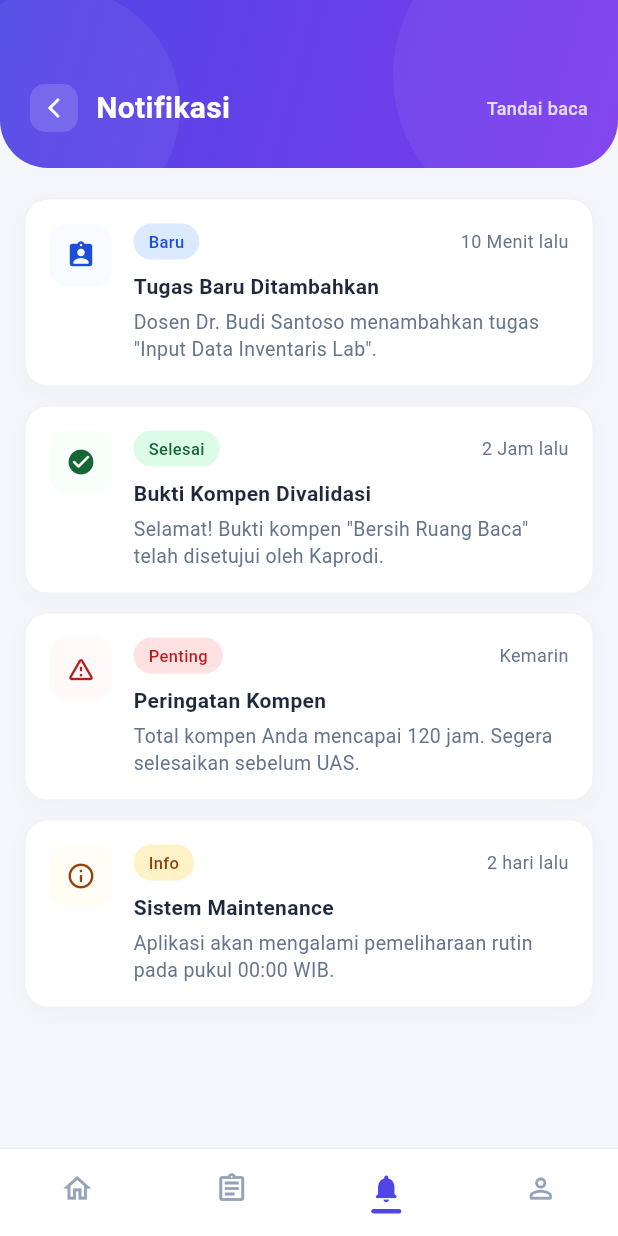
After one commit to ilhansa/pm-kompenify, a Flutter app: the NotificationPage screen opened directly, on a phone screen of 412 x 824 dp. The commit adds this screen. Run offline on Flutter 3.47's test engine with Material 3 defaults, Android fonts, the phone set to English and light mode, and no system bars.

Commit message:
menambah halaman notifikasi

```diff
--- a/prototypekompenify/lib/dashboard_mahasiswa.dart
+++ b/prototypekompenify/lib/dashboard_mahasiswa.dart
@@ -88,6 +88,7 @@ class DashboardMahasiswaPage extends StatelessWidget {
       bottomNavigationBar: AppBottomNav(
         currentIndex: 0,
         onTap: (i) {
+          if (i == 2) Navigator.pushNamed(context, '/notifications');
           if (i == 3) Navigator.pushNamed(context, '/profile');
         },
       ),
@@ -252,6 +253,7 @@ class DashboardMahasiswaPage extends StatelessWidget {
           label: "Notif",
           iconBg: AppColors.menuAmberBg,
           iconFg: AppColors.menuAmberFg,
+          onTap: () => Navigator.pushNamed(context, '/notifications'),
         ),
         const SizedBox(width: 10),
         _MenuItem(
--- a/prototypekompenify/lib/main.dart
+++ b/prototypekompenify/lib/main.dart
@@ -4,6 +4,7 @@ import 'splash_screen.dart';
 import 'login.dart';
 import 'dashboard_mahasiswa.dart';
 import 'profile.dart';
+import 'notification_page.dart';
 
 void main() {
   WidgetsFlutterBinding.ensureInitialized();
@@ -25,7 +26,6 @@ class MyApp extends StatelessWidget {
       title: 'Kompenify',
       debugShowCheckedModeBanner: false,
       theme: ThemeData(
-        // Seed dari indigo biar konsisten sama design system
         colorScheme: ColorScheme.fromSeed(
           seedColor: const Color(0xFF4F46E5),
           brightness: Brightness.light,
@@ -39,26 +39,23 @@ class MyApp extends StatelessWidget {
         ),
       ),
       initialRoute: '/',
-      routes: {
-        '/': (ctx) => const SplashScreen(),
-        '/login': (ctx) => const LoginPage(),
-        '/dashboard': (ctx) => const DashboardMahasiswaPage(),
-        '/profile': (ctx) => const ProfilePage(),
-      },
-      // Animasi transisi antar halaman yang smooth
       onGenerateRoute: (settings) {
-        final routes = {
+        final Map<String, Widget> routes = {
           '/': const SplashScreen(),
           '/login': const LoginPage(),
           '/dashboard': const DashboardMahasiswaPage(),
           '/profile': const ProfilePage(),
+          '/notifications': const NotificationPage(),
         };
-        final page = routes[settings.name];
+
+        final Widget? page = routes[settings.name];
+
         if (page == null) return null;
+
         return PageRouteBuilder(
           settings: settings,
-          pageBuilder: (_, __, ___) => page,
-          transitionsBuilder: (_, anim, __, child) {
+          pageBuilder: (context, animation, secondaryAnimation) => page,
+          transitionsBuilder: (context, anim, secondaryAnimation, child) {
             return FadeTransition(
               opacity: CurvedAnimation(parent: anim, curve: Curves.easeInOut),
               child: child,
--- /dev/null
+++ b/prototypekompenify/lib/notification_page.dart
@@ -0,0 +1,210 @@
+import 'package:flutter/material.dart';
+import 'app_theme.dart';
+
+class NotificationPage extends StatelessWidget {
+  const NotificationPage({super.key});
+
+  // Data dummy untuk notifikasi
+  static const _notifications = [
+    (
+      'Tugas Baru Ditambahkan',
+      'Dosen Dr. Budi Santoso menambahkan tugas "Input Data Inventaris Lab".',
+      'Baru',
+      '10 Menit lalu',
+      Icons.assignment_ind_rounded,
+      AppColors.blueBg,
+      AppColors.blueText,
+    ),
+    (
+      'Bukti Kompen Divalidasi',
+      'Selamat! Bukti kompen "Bersih Ruang Baca" telah disetujui oleh Kaprodi.',
+      'Selesai',
+      '2 Jam lalu',
+      Icons.check_circle_rounded,
+      AppColors.greenBg,
+      AppColors.greenText,
+    ),
+    (
+      'Peringatan Kompen',
+      'Total kompen Anda mencapai 120 jam. Segera selesaikan sebelum UAS.',
+      'Penting',
+      'Kemarin',
+      Icons.warning_amber_rounded,
+      AppColors.redBg,
+      AppColors.redText,
+    ),
+    (
+      'Sistem Maintenance',
+      'Aplikasi akan mengalami pemeliharaan rutin pada pukul 00:00 WIB.',
+      'Info',
+      '2 hari lalu',
+      Icons.info_outline_rounded,
+      AppColors.yellowBg,
+      AppColors.yellowText,
+    ),
+  ];
+
+  @override
+  Widget build(BuildContext context) {
+    return Scaffold(
+      backgroundColor: AppColors.bgPage,
+      body: Column(
+        children: [
+          _buildHeader(context),
+          Expanded(
+            child: ListView.builder(
+              padding: const EdgeInsets.symmetric(horizontal: 16, vertical: 20),
+              itemCount: _notifications.length,
+              itemBuilder: (context, index) {
+                final n = _notifications[index];
+                return _NotificationCard(
+                  title: n.$1,
+                  desc: n.$2,
+                  tag: n.$3,
+                  time: n.$4,
+                  icon: n.$5,
+                  tagBg: n.$6,
+                  tagFg: n.$7,
+                );
+              },
+            ),
+          ),
+        ],
+      ),
+      bottomNavigationBar: AppBottomNav(
+        currentIndex: 2, // Index Notif
+        onTap: (i) {
+          if (i == 0) Navigator.pushReplacementNamed(context, '/dashboard');
+          if (i == 3) Navigator.pushReplacementNamed(context, '/profile');
+        },
+      ),
+    );
+  }
+
+  Widget _buildHeader(BuildContext context) {
+    return GradientHeader(
+      bottomPadding: 24,
+      child: Column(
+        children: [
+          Row(
+            mainAxisAlignment: MainAxisAlignment.spaceBetween,
+            children: [
+              Row(
+                children: [
+                  GestureDetector(
+                    onTap: () => Navigator.pop(context),
+                    child: Container(
+                      padding: const EdgeInsets.all(8),
+                      decoration: BoxDecoration(
+                        color: Colors.white.withOpacity(0.15),
+                        borderRadius: BorderRadius.circular(10),
+                      ),
+                      child: const Icon(
+                        Icons.arrow_back_ios_new_rounded,
+                        color: Colors.white,
+                        size: 16,
+                      ),
+                    ),
+                  ),
+                  const SizedBox(width: 12),
+                  const Text(
+                    "Notifikasi",
+                    style: TextStyle(
+                      color: Colors.white,
+                      fontSize: 20,
+                      fontWeight: FontWeight.w700,
+                    ),
+                  ),
+                ],
+              ),
+              Text(
+                "Tandai baca",
+                style: TextStyle(
+                  color: Colors.white.withOpacity(0.8),
+                  fontSize: 12,
+                  fontWeight: FontWeight.w500,
+                ),
+              ),
+            ],
+          ),
+        ],
+      ),
+    );
+  }
+}
+
+class _NotificationCard extends StatelessWidget {
+  final String title, desc, tag, time;
+  final IconData icon;
+  final Color tagBg, tagFg;
+
+  const _NotificationCard({
+    required this.title,
+    required this.desc,
+    required this.tag,
+    required this.time,
+    required this.icon,
+    required this.tagBg,
+    required this.tagFg,
+  });
+
+  @override
+  Widget build(BuildContext context) {
+    return Container(
+      margin: const EdgeInsets.only(bottom: 12),
+      padding: const EdgeInsets.all(16),
+      decoration: BoxDecoration(
+        color: Colors.white,
+        borderRadius: BorderRadius.circular(AppRadius.md),
+        border: Border.all(color: Colors.black.withOpacity(0.05)),
+        boxShadow: [
+          BoxShadow(
+            color: Colors.black.withOpacity(0.02),
+            blurRadius: 10,
+            offset: const Offset(0, 4),
+          ),
+        ],
+      ),
+      child: Row(
+        crossAxisAlignment: CrossAxisAlignment.start,
+        children: [
+          Container(
+            width: 42,
+            height: 42,
+            decoration: BoxDecoration(
+              color: tagBg.withOpacity(0.2),
+              borderRadius: BorderRadius.circular(12),
+            ),
+            child: Icon(icon, color: tagFg, size: 20),
+          ),
+          const SizedBox(width: 14),
+          Expanded(
+            child: Column(
+              crossAxisAlignment: CrossAxisAlignment.start,
+              children: [
+                Row(
+                  mainAxisAlignment: MainAxisAlignment.spaceBetween,
+                  children: [
+                    StatusPill(label: tag, bg: tagBg, fg: tagFg),
+                    Text(time, style: AppTextStyle.caption),
+                  ],
+                ),
+                const SizedBox(height: 8),
+                Text(title, style: AppTextStyle.h3.copyWith(fontSize: 14)),
+                const SizedBox(height: 4),
+                Text(
+                  desc,
+                  style: AppTextStyle.body.copyWith(
+                    color: AppColors.textSecondary,
+                    fontSize: 13,
+                    height: 1.4,
+                  ),
+                ),
+              ],
+            ),
+          ),
+        ],
+      ),
+    );
+  }
+}
```
